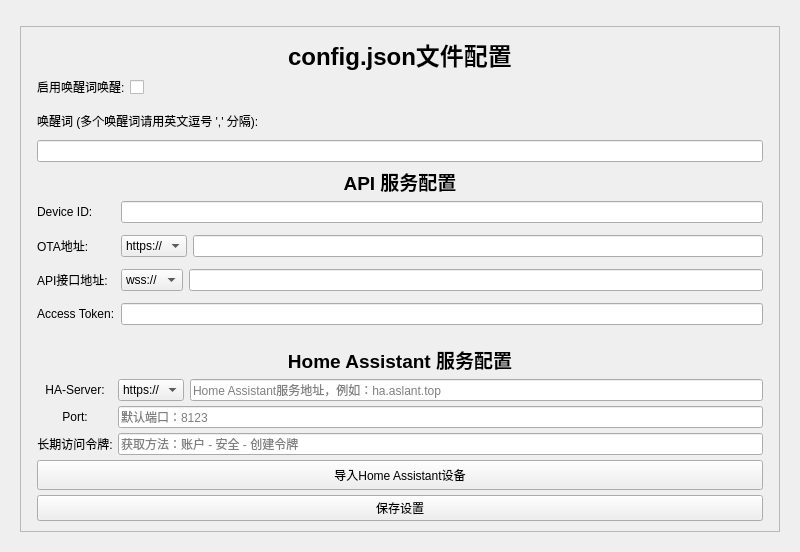
First picture: the form in src/display/gui_display.ui, repository alfred888/py-xiaozhi, before the edit.
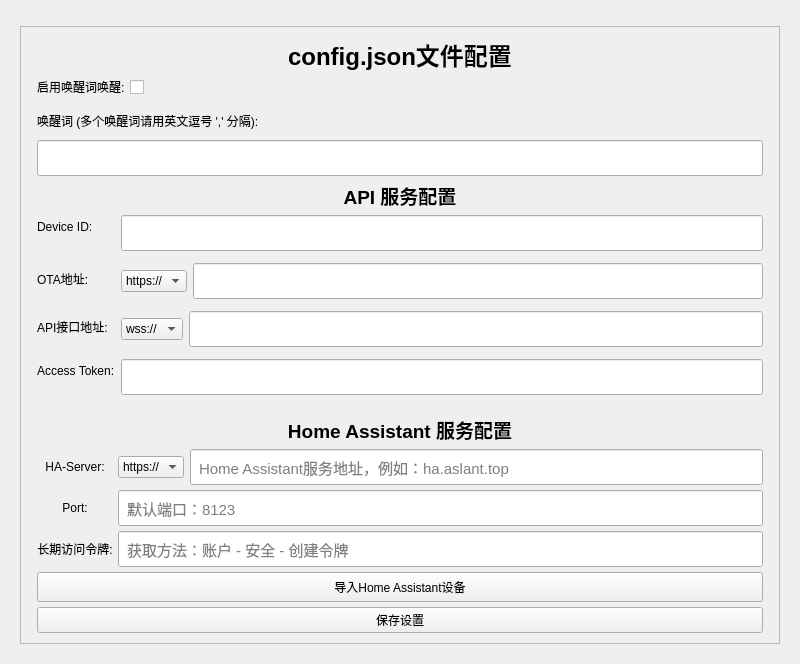
Second picture: the form after the edit. The open tabs and pages were chosen to show the change.

Commit message:
优化音频处理和界面：1. 音频编解码器支持多平台设备检测和重采样 2. 唤醒词检测优化日志级别 3. GUI界面增大显示区域和按钮字体
🤖 Generated with [Claude Code](https://claude.ai/code)

```diff
--- a/src/display/gui_display.ui
+++ b/src/display/gui_display.ui
@@ -7,7 +7,7 @@
     <x>0</x>
     <y>0</y>
     <width>800</width>
-    <height>300</height>
+    <height>400</height>
    </rect>
   </property>
   <property name="windowTitle">
@@ -510,7 +510,22 @@
              </widget>
             </item>
             <item>
-             <widget class="QLineEdit" name="wakeWordsLineEdit"/>
+             <widget class="QLineEdit" name="wakeWordsLineEdit">
+              <property name="minimumSize">
+               <size>
+                <width>0</width>
+                <height>36</height>
+               </size>
+              </property>
+              <property name="font">
+               <font>
+                <pointsize>11</pointsize>
+               </font>
+              </property>
+              <property name="styleSheet">
+               <string>padding: 6px;</string>
+              </property>
+             </widget>
             </item>
            </layout>
           </item>
@@ -550,7 +565,22 @@
              </widget>
             </item>
             <item row="0" column="1">
-             <widget class="QLineEdit" name="deviceIdLineEdit"/>
+             <widget class="QLineEdit" name="deviceIdLineEdit">
+              <property name="minimumSize">
+               <size>
+                <width>0</width>
+                <height>36</height>
+               </size>
+              </property>
+              <property name="font">
+               <font>
+                <pointsize>11</pointsize>
+               </font>
+              </property>
+              <property name="styleSheet">
+               <string>padding: 6px;</string>
+              </property>
+             </widget>
             </item>
             <item row="1" column="0">
              <widget class="QLabel" name="otaUrlLabel">
@@ -596,6 +626,20 @@
                </item>
                <item>
                 <widget class="QLineEdit" name="otaAddressLineEdit">
+                 <property name="minimumSize">
+                  <size>
+                   <width>0</width>
+                   <height>36</height>
+                  </size>
+                 </property>
+                 <property name="font">
+                  <font>
+                   <pointsize>11</pointsize>
+                  </font>
+                 </property>
+                 <property name="styleSheet">
+                  <string>padding: 6px;</string>
+                 </property>
                  <property name="sizePolicy">
                   <sizepolicy hsizetype="Expanding" vsizetype="Fixed">
                    <horstretch>1</horstretch>
@@ -651,6 +695,20 @@
                </item>
                <item>
                 <widget class="QLineEdit" name="wsAddressLineEdit">
+                 <property name="minimumSize">
+                  <size>
+                   <width>0</width>
+                   <height>36</height>
+                  </size>
+                 </property>
+                 <property name="font">
+                  <font>
+                   <pointsize>11</pointsize>
+                  </font>
+                 </property>
+                 <property name="styleSheet">
+                  <string>padding: 6px;</string>
+                 </property>
                  <property name="sizePolicy">
                   <sizepolicy hsizetype="Expanding" vsizetype="Fixed">
                    <horstretch>1</horstretch>
@@ -670,7 +728,22 @@
              </widget>
             </item>
             <item row="3" column="1">
-             <widget class="QLineEdit" name="wsTokenLineEdit"/>
+             <widget class="QLineEdit" name="wsTokenLineEdit">
+              <property name="minimumSize">
+               <size>
+                <width>0</width>
+                <height>36</height>
+               </size>
+              </property>
+              <property name="font">
+               <font>
+                <pointsize>11</pointsize>
+               </font>
+              </property>
+              <property name="styleSheet">
+               <string>padding: 6px;</string>
+              </property>
+             </widget>
             </item>
            </layout>
           </item>
@@ -756,6 +829,20 @@
                </item>
                <item>
                 <widget class="QLineEdit" name="ha_server">
+                 <property name="minimumSize">
+                  <size>
+                   <width>0</width>
+                   <height>36</height>
+                  </size>
+                 </property>
+                 <property name="font">
+                  <font>
+                   <pointsize>11</pointsize>
+                  </font>
+                 </property>
+                 <property name="styleSheet">
+                  <string>padding: 6px;</string>
+                 </property>
                  <property name="sizePolicy">
                   <sizepolicy hsizetype="Expanding" vsizetype="Fixed">
                    <horstretch>1</horstretch>
@@ -782,6 +869,20 @@
             </item>
             <item row="1" column="1">
              <widget class="QLineEdit" name="ha_port">
+              <property name="minimumSize">
+               <size>
+                <width>0</width>
+                <height>36</height>
+               </size>
+              </property>
+              <property name="font">
+               <font>
+                <pointsize>11</pointsize>
+               </font>
+              </property>
+              <property name="styleSheet">
+               <string>padding: 6px;</string>
+              </property>
               <property name="placeholderText">
                <string>默认端口：8123</string>
               </property>
@@ -799,6 +900,20 @@
             </item>
             <item row="2" column="1">
              <widget class="QLineEdit" name="ha_key">
+              <property name="minimumSize">
+               <size>
+                <width>0</width>
+                <height>36</height>
+               </size>
+              </property>
+              <property name="font">
+               <font>
+                <pointsize>11</pointsize>
+               </font>
+              </property>
+              <property name="styleSheet">
+               <string>padding: 6px;</string>
+              </property>
               <property name="echoMode">
                <enum>QLineEdit::Password</enum>
               </property>
```
Left out of the diff: 55 changed lines with no effect on the pictures. The commit also changes 2 other files.
